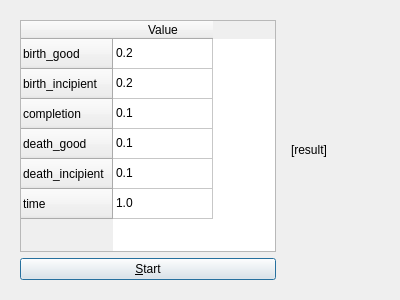
Before: the Qt Designer form pbd_qtmaindialog.ui in richelbilderbeek/pbdmms, drawn with Qt 5.
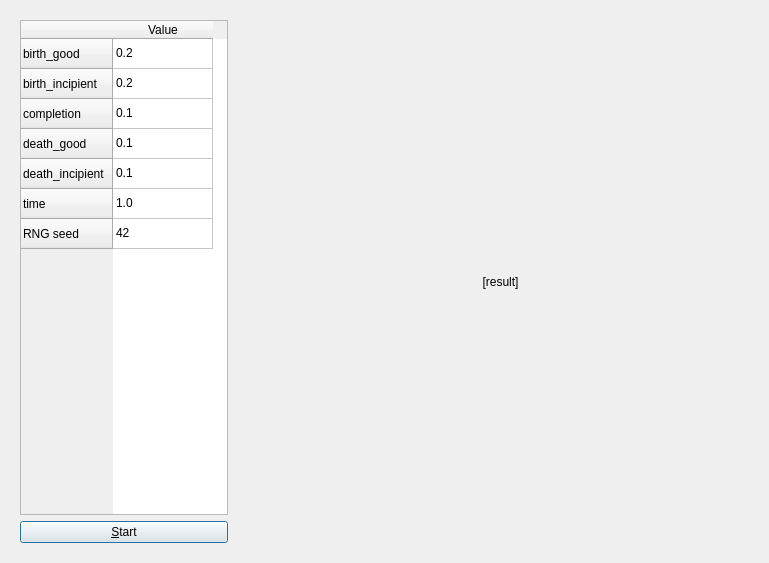
After: the same form once the commit is applied.

```diff
--- a/pbd_qtmaindialog.ui
+++ b/pbd_qtmaindialog.ui
@@ -6,8 +6,8 @@
    <rect>
     <x>0</x>
     <y>0</y>
-    <width>400</width>
-    <height>300</height>
+    <width>769</width>
+    <height>563</height>
    </rect>
   </property>
   <property name="windowTitle">
@@ -25,6 +25,9 @@
      <layout class="QVBoxLayout" name="verticalLayout">
       <item>
        <widget class="QTableWidget" name="parameters">
+        <property name="sizeAdjustPolicy">
+         <enum>QAbstractScrollArea::AdjustToContents</enum>
+        </property>
         <row>
          <property name="text">
           <string>birth_good</string>
@@ -55,6 +58,11 @@
           <string>time</string>
          </property>
         </row>
+        <row>
+         <property name="text">
+          <string>RNG seed</string>
+         </property>
+        </row>
         <column>
          <property name="text">
           <string>Value</string>
@@ -90,6 +98,11 @@
           <string>1.0</string>
          </property>
         </item>
+        <item row="6" column="0">
+         <property name="text">
+          <string>42</string>
+         </property>
+        </item>
        </widget>
       </item>
       <item>
@@ -107,6 +120,9 @@
      <property name="text">
       <string>[result]</string>
      </property>
+     <property name="alignment">
+      <set>Qt::AlignCenter</set>
+     </property>
     </widget>
    </item>
   </layout>
```
Left out of the diff: 4 changed lines with no effect on the pictures.
